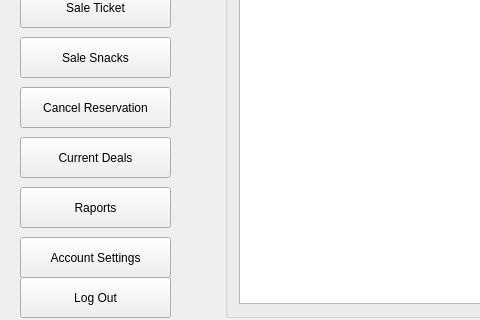
Old version of the form EmployeePage.ui in the repository JustKoshi/QTCinemaProject; both pictures show x 0 to 480 and y 193 to 513 of the 650 by 513 pixel window.
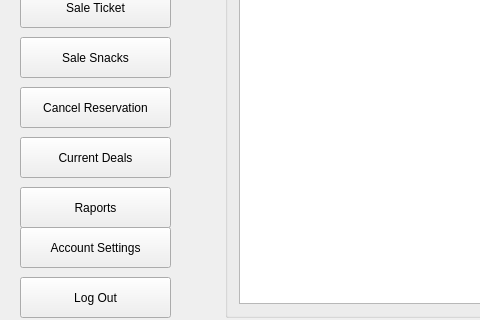
New version of the form.

```diff
--- a/EmployeePage.ui
+++ b/EmployeePage.ui
@@ -130,7 +130,7 @@
     <property name="geometry">
      <rect>
       <x>20</x>
-      <y>430</y>
+      <y>420</y>
       <width>151</width>
       <height>41</height>
      </rect>
```
